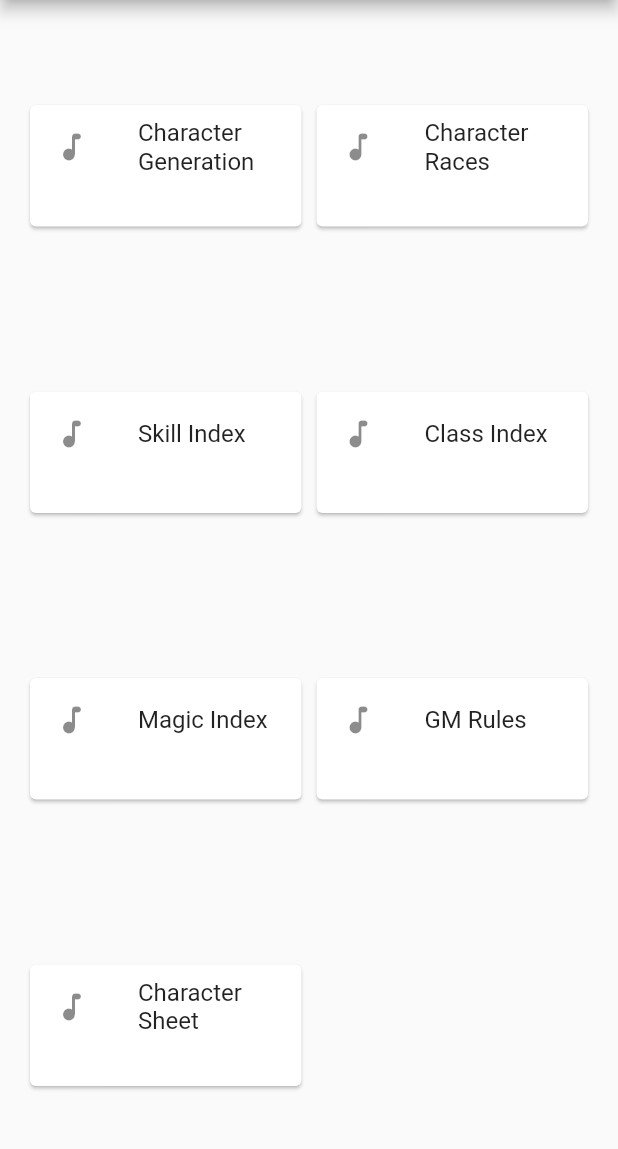
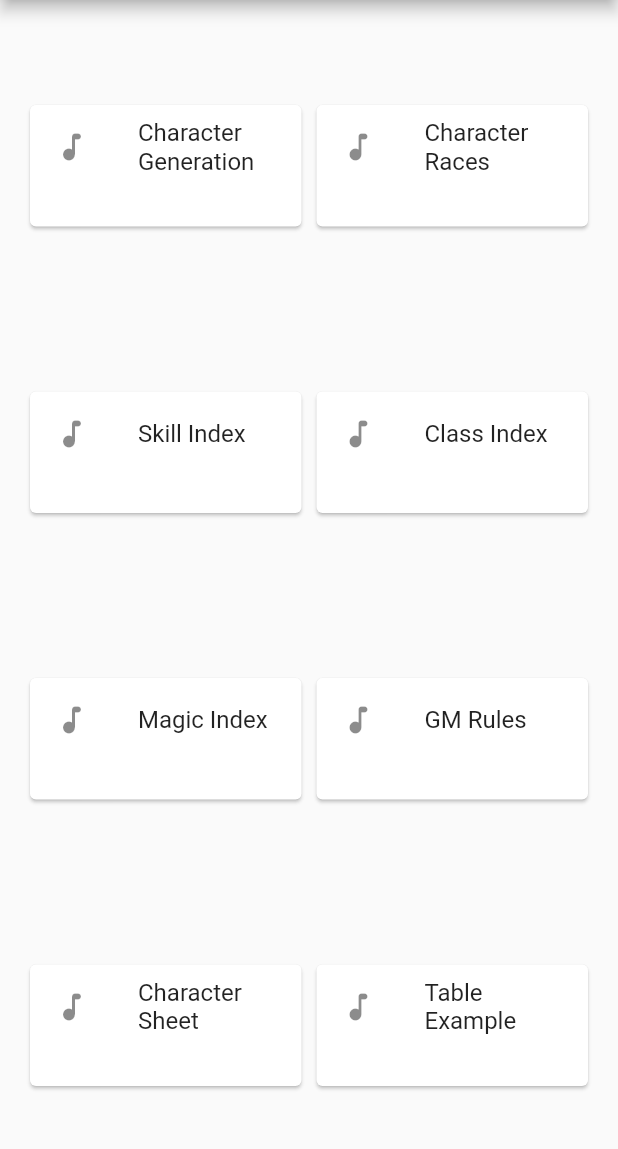
Before and after one commit to bsmylie873/starfinder-companion-2020, a Flutter app: the screen it shows after launch, on a phone screen of 412 x 824 dp, the part 84-1233 px from its top. Run offline on Flutter 3.47's test engine with Material 2 defaults, Android fonts, the phone set to English and light mode, and no system bars; our stand-ins replace animated_splash_screen, csv, page_transition, shared_preferences, webview_flutter.

Commit message:
Table button re-added

```diff
--- a/lib/BlueBoxes.dart
+++ b/lib/BlueBoxes.dart
@@ -187,7 +187,7 @@ class BlueBox7 extends StatelessWidget {
         //color: Colors.amber,
         child: ListTile(
             leading: Icon(Icons.audiotrack_rounded),
-            title: Text('Character Sheet'),
+            title: Text('Table Example'),
             //contentPadding: EdgeInsets.only(bottom: 50.0),
             onTap: () {
               Navigator.push(
--- a/lib/main.dart
+++ b/lib/main.dart
@@ -17,7 +17,7 @@ import 'spell.dart';
 
 ThemeData myThemeLight = lightTheme;
 ThemeData myThemeDark = darkTheme;
-const double constNumOfButtons = 7;
+const double constNumOfButtons = 8;
 const double constContainerHeight = 1;
 
 /*String gmpath = 'data/Game Mastering';
```
